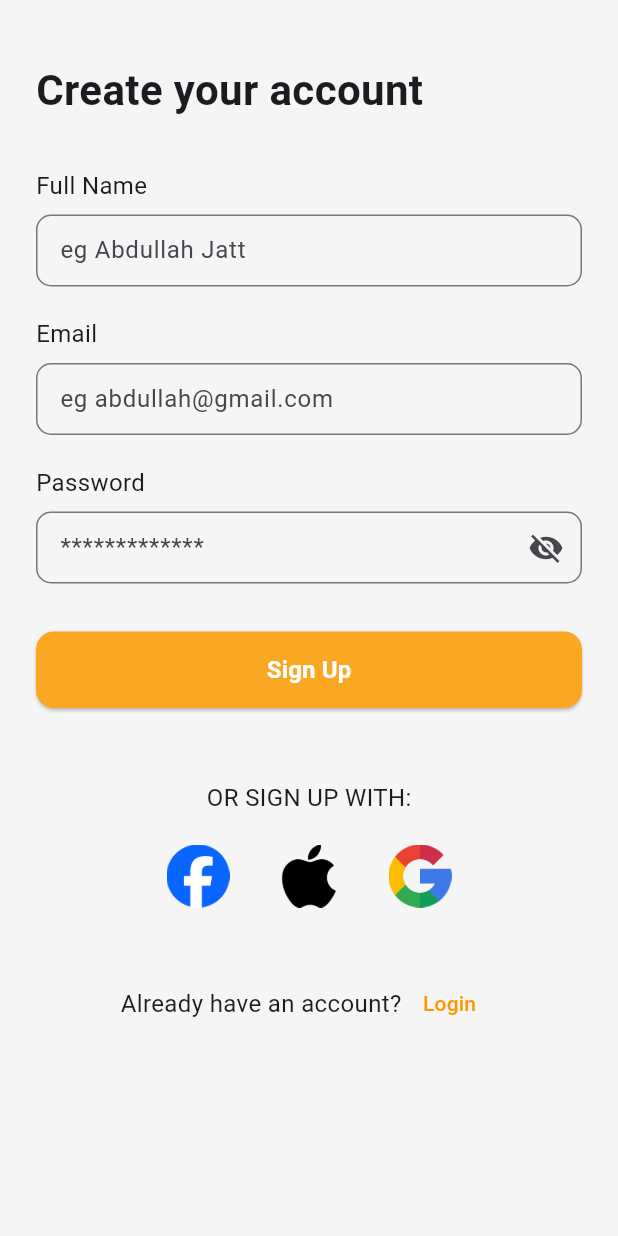
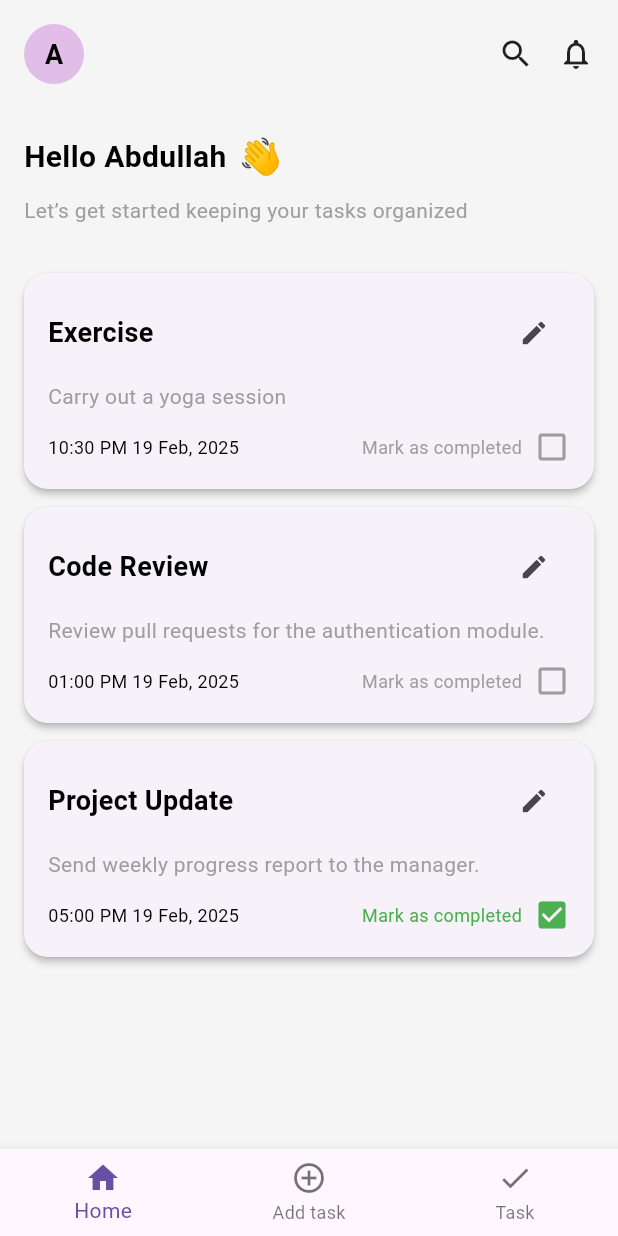
Before and after one commit to iabdullahmahfooz/dooit, a Flutter app: the SignupScreen screen opened by its route, after a tap on "Sign Up", on a phone screen of 412 x 824 dp. Run offline on Flutter 3.47's test engine with Material 3 defaults, Android fonts, the phone set to English and light mode, and no system bars.

Commit message:
home screen added

```diff
--- a/lib/main.dart
+++ b/lib/main.dart
@@ -6,6 +6,7 @@ import 'views/login_screen/login_screen.dart';
 import 'views/signup_screen/signup_screen.dart';
 import 'views/forget_password_screen/forget_password_screen.dart';
 import 'views/new_password_screen/new_password_screen.dart';
+import 'views/home_screen/home_screen.dart';
 
 void main() {
   runApp(const DooitApp());
@@ -30,6 +31,7 @@ class DooitApp extends StatelessWidget {
         '/signup_screen': (context) => const SignupScreen(),
         '/forget_password_screen': (context) => const ForgetPasswordScreen(),
         '/new_password_screen': (context) => const CreateNewPasswordScreen(),
+        '/home_screen': (context) => const HomeScreen(),
       },
     );
   }
--- a/lib/routes/routes.dart
+++ b/lib/routes/routes.dart
@@ -2,4 +2,6 @@ abstract class AppRoutes {
   static const String loginScreen = '/login_screen';
   static const String signupScreen = '/signup_screen';
   static const String forgetPasswordScreen = '/forget_password_screen';
+  static const String newPasswordScreen = '/new_password_screen';
+  static const String homeScreen = '/home_screen';
 }
--- a/lib/theme/colors.dart
+++ b/lib/theme/colors.dart
@@ -1,11 +1,11 @@
 import 'package:flutter/material.dart';
 
 abstract class AppColors {
-  // 🎨 Theme Colors
-  static const Color primaryColor = Color(0xFFFAA823); // Buttons & Primary
-  static const Color scaffoldBackgroundColor = Color(0xFFF5F5F5); // Background
+  //  Theme Colors
+  static const Color primaryColor = Color(0xFFFAA823);
+  static const Color scaffoldBackgroundColor = Color(0xFFF5F5F5);
 
-  // 🖋 Text & Neutral Colors
+  //  Text & Neutral Colors
   static const Color textColor = Colors.black;
   static const Color greyColor = Colors.grey;
 }
--- a/lib/theme/typography.dart
+++ b/lib/theme/typography.dart
@@ -1,17 +1,50 @@
 import 'package:flutter/widgets.dart';
+import 'colors.dart';
 
 abstract class AppText {
-  //headings
-  TextStyle h1 = TextStyle(fontSize: 22, fontWeight: FontWeight.bold);
-  TextStyle h2 = TextStyle(fontSize: 20, fontWeight: FontWeight.bold);
-  TextStyle h3 = TextStyle(fontSize: 18, fontWeight: FontWeight.bold);
+  // Headings
+  static const TextStyle h1 = TextStyle(
+    fontSize: 22,
+    fontWeight: FontWeight.bold,
+    color: AppColors.textColor,
+  );
 
-  //body
-  TextStyle b1 = TextStyle(fontSize: 16);
-  TextStyle b2 = TextStyle(fontSize: 14);
-  TextStyle b3 = TextStyle(fontSize: 12);
+  static const TextStyle h2 = TextStyle(
+    fontSize: 20,
+    fontWeight: FontWeight.bold,
+    color: AppColors.textColor,
+  );
 
-  //labels
-  TextStyle l1 = TextStyle(fontSize: 10);
-  TextStyle l2 = TextStyle(fontSize: 8);
+  static const TextStyle h3 = TextStyle(
+    fontSize: 18,
+    fontWeight: FontWeight.bold,
+    color: AppColors.textColor,
+  );
+
+  // Body
+  static const TextStyle b1 = TextStyle(
+    fontSize: 16,
+    color: AppColors.textColor,
+  );
+
+  static const TextStyle b2 = TextStyle(
+    fontSize: 14,
+    color: AppColors.textColor,
+  );
+
+  static const TextStyle b3 = TextStyle(
+    fontSize: 12,
+    color: AppColors.textColor,
+  );
+
+  // Labels
+  static const TextStyle l1 = TextStyle(
+    fontSize: 10,
+    color: AppColors.greyColor,
+  );
+
+  static const TextStyle l2 = TextStyle(
+    fontSize: 8,
+    color: AppColors.greyColor,
+  );
 }
--- /dev/null
+++ b/lib/views/home_screen/home_screen.dart
@@ -0,0 +1,128 @@
+import 'package:flutter/material.dart';
+import 'package:dooit/theme/colors.dart';
+import 'package:dooit/theme/typography.dart';
+import 'package:dooit/theme/units.dart';
+import 'package:dooit/widgets/task_card.dart';
+
+class HomeScreen extends StatefulWidget {
+  const HomeScreen({super.key});
+
+  @override
+  State<HomeScreen> createState() => _HomeScreenState();
+}
+
+class _HomeScreenState extends State<HomeScreen> {
+  List<Map<String, dynamic>> tasks = [
+    {
+      "title": "Exercise",
+      "description": "Carry out a yoga session",
+      "time": "10:30 PM 19 Feb, 2025",
+      "completed": false,
+    },
+    {
+      "title": "Code Review",
+      "description": "Review pull requests for the authentication module.",
+      "time": "01:00 PM 19 Feb, 2025",
+      "completed": false,
+    },
+    {
+      "title": "Project Update",
+      "description": "Send weekly progress report to the manager.",
+      "time": "05:00 PM 19 Feb, 2025",
+      "completed": true,
+    },
+  ];
+
+  void toggleComplete(int index) {
+    setState(() {
+      tasks[index]["completed"] = !tasks[index]["completed"];
+    });
+  }
+
+  void editTask(int index) {
+    ScaffoldMessenger.of(
+      context,
+    ).showSnackBar(SnackBar(content: Text("Edit ${tasks[index]["title"]}")));
+  }
+
+  @override
+  Widget build(BuildContext context) {
+    return Scaffold(
+      backgroundColor: AppColors.scaffoldBackgroundColor,
+      body: SafeArea(
+        child: Column(
+          crossAxisAlignment: CrossAxisAlignment.start,
+          children: [
+            Padding(
+              padding: AppUnits.a16,
+              child: Row(
+                children: [
+                  CircleAvatar(
+                    radius: 20,
+                    backgroundColor: Colors.purple[100],
+                    child: Text("A", style: AppText.h3),
+                  ),
+                  const Spacer(),
+                  const Icon(Icons.search),
+                  AppUnits.x16,
+                  const Icon(Icons.notifications_none),
+                ],
+              ),
+            ),
+
+            Padding(
+              padding: AppUnits.a16,
+              child: Column(
+                crossAxisAlignment: CrossAxisAlignment.start,
+                children: [
+                  Row(
+                    children: [
+                      Text("Hello Abdullah", style: AppText.h2),
+                      AppUnits.x8,
+                      const Text("👋", style: TextStyle(fontSize: 24)),
+                    ],
+                  ),
+                  AppUnits.y8,
+                  Text(
+                    "Let’s get started keeping your tasks organized",
+                    style: AppText.b2.copyWith(color: AppColors.greyColor),
+                  ),
+                ],
+              ),
+            ),
+
+            Expanded(
+              child: ListView.builder(
+                padding: AppUnits.a16,
+                itemCount: tasks.length,
+                itemBuilder: (context, index) {
+                  final task = tasks[index];
+                  return TaskCard(
+                    title: task["title"],
+                    description: task["description"],
+                    time: task["time"],
+                    isCompleted: task["completed"],
+                    onEdit: () => editTask(index),
+                    onToggleComplete: () => toggleComplete(index),
+                  );
+                },
+              ),
+            ),
+          ],
+        ),
+      ),
+
+      bottomNavigationBar: BottomNavigationBar(
+        currentIndex: 0,
+        items: const [
+          BottomNavigationBarItem(icon: Icon(Icons.home), label: "Home"),
+          BottomNavigationBarItem(
+            icon: Icon(Icons.add_circle_outline),
+            label: "Add task",
+          ),
+          BottomNavigationBarItem(icon: Icon(Icons.check), label: "Task"),
+        ],
+      ),
+    );
+  }
+}
--- a/lib/views/signup_screen/signup_screen.dart
+++ b/lib/views/signup_screen/signup_screen.dart
@@ -1,3 +1,6 @@
+import 'package:dooit/routes/routes.dart';
+import 'package:dooit/theme/colors.dart';
+import 'package:dooit/theme/typography.dart';
 import 'package:dooit/theme/units.dart';
 import 'package:flutter/material.dart';
 import 'package:flutter/services.dart';
@@ -11,25 +14,21 @@ class SignupScreen extends StatelessWidget {
   @override
   Widget build(BuildContext context) {
     return GestureDetector(
-      onTap: () => FocusScope.of(context).unfocus(), // ✅ Dismiss keyboard
+      onTap: () => FocusScope.of(context).unfocus(),
       child: Scaffold(
         resizeToAvoidBottomInset: true,
         body: SafeArea(
           child: SingleChildScrollView(
-            padding: AppUnits.px24, // ✅ Consistent side padding
+            padding: AppUnits.px24,
             child: Column(
               crossAxisAlignment: CrossAxisAlignment.stretch,
               children: [
-                AppUnits.y40, // ✅ Top spacing
-                // Title
-                const Text(
-                  'Create your account',
-                  style: TextStyle(fontSize: 28, fontWeight: FontWeight.bold),
-                ),
+                AppUnits.y40,
+
+                Text('Create your account', style: AppText.h1),
                 AppUnits.y32,
 
-                // Full Name
-                const Text('Full Name'),
+                Text('Full Name', style: AppText.b2),
                 AppUnits.y8,
                 TextField(
                   decoration: InputDecoration(
@@ -42,28 +41,36 @@ class SignupScreen extends StatelessWidget {
                   inputFormatters: [
                     FilteringTextInputFormatter.allow(RegExp(r'[a-zA-Z ]')),
                   ],
+                  keyboardType: TextInputType.name,
                 ),
                 AppUnits.y20,
 
-                // Email
                 const EmailInputField(),
                 AppUnits.y20,
 
-                // Password
-                const Text('Password'),
+                Text(
+                  'Password',
+                  style: AppText.b2.copyWith(color: AppColors.textColor),
+                ),
                 AppUnits.y8,
                 const PasswordInputField(),
                 AppUnits.y32,
 
-                // Signup Button
-                CustomButton(label: 'Sign Up', onTap: () {}),
+                CustomButton(
+                  label: 'Sign Up',
+                  onTap: () =>
+                      Navigator.pushNamed(context, AppRoutes.homeScreen),
+                ),
                 AppUnits.y48,
 
-                // Social login text
-                const Center(child: Text('OR SIGN UP WITH:')),
+                Center(
+                  child: Text(
+                    'OR SIGN UP WITH:',
+                    style: AppText.b2.copyWith(color: Colors.grey[600]),
+                  ),
+                ),
                 AppUnits.y20,
 
-                // Social Icons
                 Row(
                   mainAxisAlignment: MainAxisAlignment.center,
                   children: [
@@ -76,23 +83,25 @@ class SignupScreen extends StatelessWidget {
                 ),
                 AppUnits.y40,
 
-                // Bottom Login Text
                 Row(
                   mainAxisAlignment: MainAxisAlignment.center,
                   children: [
-                    const Text("Already have an account?"),
+                    Text("Already have an account?", style: AppText.b2),
                     TextButton(
                       onPressed: () =>
-                          Navigator.pushNamed(context, '/login_screen'),
-                      child: const Text(
+                          Navigator.pushNamed(context, AppRoutes.loginScreen),
+                      child: Text(
                         'Login',
-                        style: TextStyle(color: Colors.orange),
+                        style: AppText.b2.copyWith(
+                          color: AppColors.primaryColor,
+                          fontWeight: FontWeight.bold,
+                        ),
                       ),
                     ),
                   ],
                 ),
 
-                AppUnits.y20, // ✅ Bottom breathing space
+                AppUnits.y20,
               ],
             ),
           ),
--- a/lib/widgets/custom_button.dart
+++ b/lib/widgets/custom_button.dart
@@ -1,4 +1,6 @@
 import 'package:dooit/theme/colors.dart';
+import 'package:dooit/theme/typography.dart';
+import 'package:dooit/theme/units.dart';
 import 'package:flutter/material.dart';
 
 class CustomButton extends StatelessWidget {
@@ -13,8 +15,8 @@ class CustomButton extends StatelessWidget {
       width: double.infinity,
       child: ElevatedButton(
         style: ElevatedButton.styleFrom(
-          backgroundColor: AppColors.primaryColor, // Light orange
-          padding: EdgeInsets.symmetric(vertical: 14),
+          backgroundColor: AppColors.primaryColor,
+          padding: AppUnits.a16,
           shape: RoundedRectangleBorder(
             borderRadius: BorderRadius.circular(12),
           ),
@@ -22,10 +24,9 @@ class CustomButton extends StatelessWidget {
         onPressed: onTap,
         child: Text(
           label,
-          style: TextStyle(
-            fontSize: 16,
+          style: AppText.b1.copyWith(
             fontWeight: FontWeight.bold,
-            color: Colors.white,
+            color: AppColors.scaffoldBackgroundColor,
           ),
         ),
       ),
--- a/lib/widgets/email_input_field.dart
+++ b/lib/widgets/email_input_field.dart
@@ -1,14 +1,17 @@
 import 'package:flutter/material.dart';
+import 'package:dooit/theme/colors.dart';
+import 'package:dooit/theme/typography.dart';
 
 class EmailInputField extends StatefulWidget {
-  const EmailInputField({super.key});
+  final TextEditingController? controller;
+
+  const EmailInputField({super.key, this.controller});
 
   @override
   State<EmailInputField> createState() => _EmailInputFieldState();
 }
 
 class _EmailInputFieldState extends State<EmailInputField> {
-  final TextEditingController _controller = TextEditingController();
   String? _errorText;
 
   bool _isValidEmail(String email) {
@@ -21,18 +24,24 @@ class _EmailInputFieldState extends State<EmailInputField> {
     return Column(
       crossAxisAlignment: CrossAxisAlignment.start,
       children: [
-        const Text('Email'),
+        Text("Email", style: AppText.b2.copyWith(color: AppColors.textColor)),
         const SizedBox(height: 8),
         TextField(
-          controller: _controller,
+          controller: widget.controller,
           keyboardType: TextInputType.emailAddress,
           decoration: InputDecoration(
             hintText: 'eg abdullah@gmail.com',
+            hintStyle: AppText.b1.copyWith(color: Colors.black45),
             errorText: _errorText,
-            border: const OutlineInputBorder(
-              borderRadius: BorderRadius.all(Radius.circular(10)),
+            border: OutlineInputBorder(borderRadius: BorderRadius.circular(12)),
+            contentPadding: const EdgeInsets.symmetric(
+              horizontal: 12,
+              vertical: 16,
             ),
-            contentPadding: const EdgeInsets.symmetric(horizontal: 12),
+            prefixIcon: const Icon(
+              Icons.email_outlined,
+              color: AppColors.textColor,
+            ),
           ),
           onChanged: (value) {
             setState(() {
--- a/lib/widgets/password_input_field.dart
+++ b/lib/widgets/password_input_field.dart
@@ -1,35 +1,33 @@
 import 'package:flutter/material.dart';
 
 class PasswordInputField extends StatefulWidget {
-  const PasswordInputField({super.key});
+  final TextEditingController? controller;
+
+  const PasswordInputField({super.key, this.controller});
 
   @override
   State<PasswordInputField> createState() => _PasswordInputFieldState();
 }
 
 class _PasswordInputFieldState extends State<PasswordInputField> {
-  bool _obscurePassword = true;
+  bool _obscureText = true;
 
   @override
   Widget build(BuildContext context) {
     return TextField(
-      obscureText: _obscurePassword,
+      controller: widget.controller,
+      obscureText: _obscureText,
       decoration: InputDecoration(
-        hintText: '*************',
-        border: const OutlineInputBorder(
-          borderRadius: BorderRadius.all(Radius.circular(10)),
-        ),
-        contentPadding: const EdgeInsets.symmetric(horizontal: 12),
+        hintText: "Enter password",
         suffixIcon: IconButton(
-          icon: Icon(
-            _obscurePassword ? Icons.visibility_off : Icons.visibility,
-          ),
+          icon: Icon(_obscureText ? Icons.visibility_off : Icons.visibility),
           onPressed: () {
             setState(() {
-              _obscurePassword = !_obscurePassword;
+              _obscureText = !_obscureText;
             });
           },
         ),
+        border: OutlineInputBorder(borderRadius: BorderRadius.circular(12)),
       ),
     );
   }
--- /dev/null
+++ b/lib/widgets/task_card.dart
@@ -0,0 +1,93 @@
+import 'package:flutter/material.dart';
+import 'package:dooit/theme/colors.dart';
+import 'package:dooit/theme/typography.dart';
+import 'package:dooit/theme/units.dart';
+
+class TaskCard extends StatefulWidget {
+  final String title;
+  final String description;
+  final String time;
+  final bool isCompleted;
+  final VoidCallback onEdit;
+  final VoidCallback onToggleComplete;
+
+  const TaskCard({
+    super.key,
+    required this.title,
+    required this.description,
+    required this.time,
+    required this.isCompleted,
+    required this.onEdit,
+    required this.onToggleComplete,
+  });
+
+  @override
+  State<TaskCard> createState() => _TaskCardState();
+}
+
+class _TaskCardState extends State<TaskCard> {
+  @override
+  Widget build(BuildContext context) {
+    return Card(
+      margin: const EdgeInsets.only(bottom: 12),
+      shape: RoundedRectangleBorder(borderRadius: BorderRadius.circular(16)),
+      elevation: 2,
+      child: Padding(
+        padding: AppUnits.a16,
+        child: Column(
+          crossAxisAlignment: CrossAxisAlignment.start,
+          children: [
+            Row(
+              children: [
+                Text(widget.title, style: AppText.h3),
+                const Spacer(),
+                IconButton(
+                  icon: const Icon(Icons.edit, size: 20),
+                  onPressed: widget.onEdit,
+                ),
+              ],
+            ),
+            AppUnits.y8,
+
+            Text(
+              widget.description,
+              style: AppText.b2.copyWith(color: AppColors.greyColor),
+            ),
+            AppUnits.y12,
+
+            Row(
+              children: [
+                Text(widget.time, style: AppText.b3),
+                const Spacer(),
+                GestureDetector(
+                  onTap: widget.onToggleComplete,
+                  child: Row(
+                    children: [
+                      Text(
+                        "Mark as completed",
+                        style: AppText.b3.copyWith(
+                          color: widget.isCompleted
+                              ? Colors.green
+                              : AppColors.greyColor,
+                        ),
+                      ),
+                      AppUnits.x8,
+                      Icon(
+                        widget.isCompleted
+                            ? Icons.check_box
+                            : Icons.check_box_outline_blank,
+                        color: widget.isCompleted
+                            ? Colors.green
+                            : AppColors.greyColor,
+                      ),
+                    ],
+                  ),
+                ),
+              ],
+            ),
+          ],
+        ),
+      ),
+    );
+  }
+}
```
Also changed, not shown: lib/views/forget_password_screen/forget_password_screen.dart (+12 -20 lines), lib/views/get_started_screen/get_started_screen.dart (+16 -6 lines), lib/views/login_screen/login_screen.dart (+31 -33 lines), lib/views/new_password_screen/new_password_screen.dart (+48 -39 lines).
